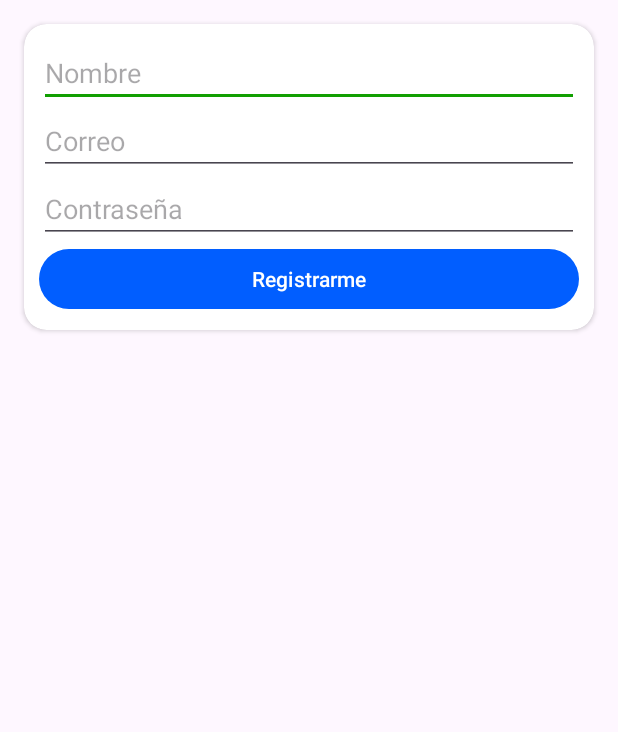
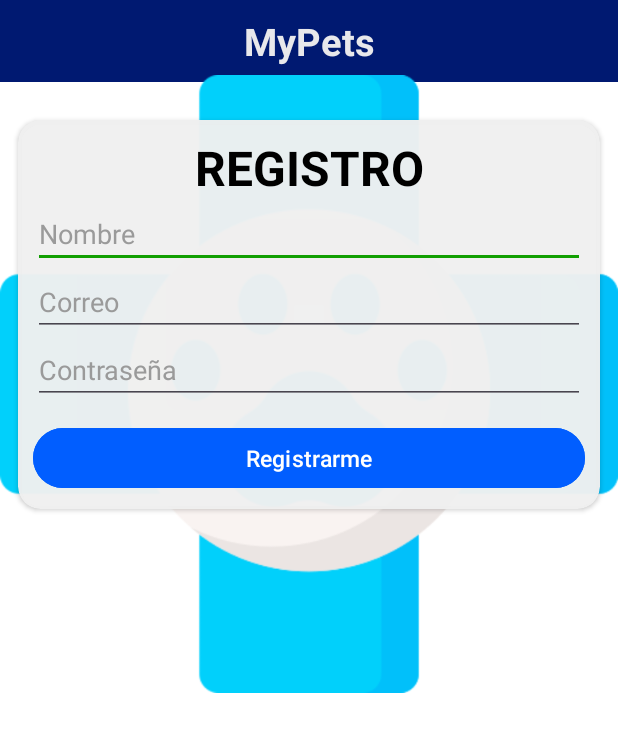
Before and after one commit to S4nti4go3/end, an Android app: the RegisterActivity screen opened directly, with no data from a screen before it, on a phone screen of 412 x 824 dp. Shown: the top 732 px of the screen. Run offline under Robolectric (Android 15) with nearby library versions, the phone set to English and light mode, and no system bars; our stand-ins replace Firebase (no records; nobody signed in at launch, a user with empty details on screens opened directly).

Commit message:
Actualización de activity_register.xml

```diff
--- a/app/src/main/res/layout/activity_register.xml
+++ b/app/src/main/res/layout/activity_register.xml
@@ -4,15 +4,41 @@
     xmlns:tools="http://schemas.android.com/tools"
     android:layout_width="match_parent"
     android:layout_height="match_parent"
+    android:backgroundTint="@color/white"
+    android:background="@color/white"
     tools:context=".RegisterActivity">
+
+    <TextView
+        android:id="@+id/headerTextView"
+        android:layout_width="match_parent"
+        android:layout_height="wrap_content"
+        android:background="@color/AzulOscuro"
+        android:padding="10dp"
+        android:text="MyPets"
+        android:textColor="@color/Darkwhite"
+        android:textSize="25sp"
+        android:textAlignment="center"
+        android:textStyle="bold"
+        tools:ignore="MissingConstraints" />
+
+    <ImageView
+        android:id="@+id/pet_photo"
+        android:layout_width="wrap_content"
+        android:layout_height="wrap_content"
+        app:srcCompat="@drawable/logo_vet"
+        tools:layout_editor_absoluteX="0dp"
+        tools:layout_editor_absoluteY="80dp"
+        tools:ignore="MissingConstraints" />
 
     <androidx.cardview.widget.CardView
         android:id="@+id/cardView"
         android:layout_width="0dp"
         android:layout_height="wrap_content"
-        android:layout_marginStart="16dp"
-        android:layout_marginTop="16dp"
-        android:layout_marginEnd="16dp"
+        android:layout_marginStart="12dp"
+        android:layout_marginTop="80dp"
+        android:layout_marginEnd="12dp"
+        android:backgroundTint="@color/Darkwhite"
+        android:background="@color/Darkwhite"
         app:cardCornerRadius="15dp"
         app:layout_constraintEnd_toEndOf="parent"
         app:layout_constraintStart_toStartOf="parent"
@@ -24,35 +50,55 @@
             android:orientation="vertical"
             android:padding="10dp">
 
+            <TextView
+                android:layout_width="match_parent"
+                android:layout_height="wrap_content"
+                android:text="REGISTRO"
+                android:textColor="@android:color/background_dark"
+                android:textAlignment="center"
+                android:textSize="32sp"
+                android:textStyle="bold" />
+
             <EditText
                 android:id="@+id/nombre"
                 android:layout_width="match_parent"
                 android:layout_height="wrap_content"
+                android:textColor="@color/cardview_dark_background"
                 android:ems="10"
                 android:hint="Nombre"
+                android:textColorHint="#9A9A9A"
                 android:inputType="textPersonName" />
 
             <EditText
                 android:id="@+id/correo"
                 android:layout_width="match_parent"
                 android:layout_height="wrap_content"
+                android:textColor="@color/cardview_dark_background"
                 android:ems="10"
                 android:hint="Correo"
+                android:textColorHint="#9A9A9A"
                 android:inputType="textEmailAddress" />
 
             <EditText
                 android:id="@+id/contrasena"
                 android:layout_width="match_parent"
                 android:layout_height="wrap_content"
+                android:textColor="@color/cardview_dark_background"
                 android:ems="10"
                 android:hint="Contraseña"
+                android:textColorHint="#9A9A9A"
                 android:inputType="textPassword" />
 
             <Button
                 android:id="@+id/btn_registro"
                 android:layout_width="match_parent"
                 android:layout_height="wrap_content"
-                android:text="Registrarme" />
+                android:layout_marginTop="12dp"
+                android:text="Registrarme"
+                android:textColor="@android:color/white"
+                android:textSize="15sp"
+                android:backgroundTint="@color/AzulClaro" />
+
         </LinearLayout>
     </androidx.cardview.widget.CardView>
 </androidx.constraintlayout.widget.ConstraintLayout>
```
